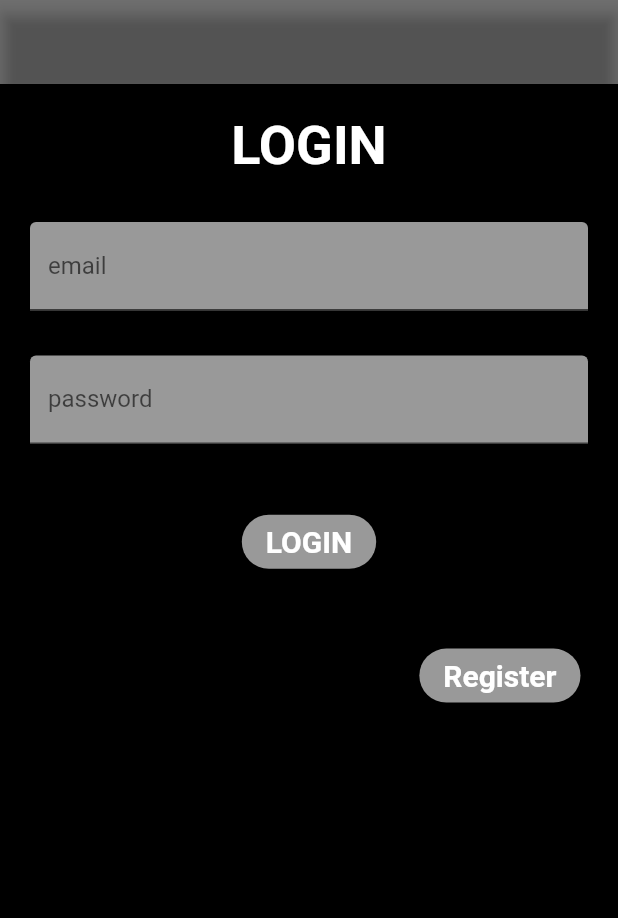
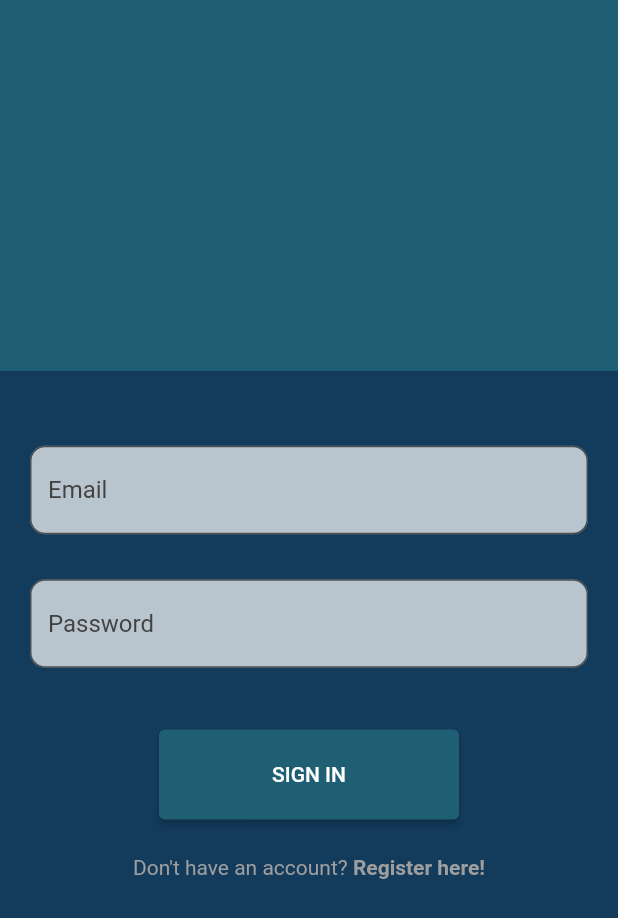
Before and after one commit to FedorViest/MTAA_frontend, a Flutter app: the screen it shows after launch, on a phone screen of 412 x 824 dp. Shown: the top 918 px of the screen. Run offline on Flutter 3.47's test engine with Material 2 defaults, Android fonts, the phone set to English and light mode, and no system bars.

Commit message:
pretified login screen (missing logo)

```diff
--- a/lib/Screens/login.dart
+++ b/lib/Screens/login.dart
@@ -1,5 +1,5 @@
 import 'package:flutter/material.dart';
-
+import 'package:flutter/services.dart';
 import 'package:frontend/Screens/register.dart';
 
 class LoginScreen extends StatelessWidget{
@@ -8,25 +8,17 @@ class LoginScreen extends StatelessWidget{
     Size size = MediaQuery.of(context).size;
 
     return Scaffold(
-      appBar: AppBar(
-        backgroundColor: Colors.black54,
-      ),
       body: Container(
-        color: Colors.black,
+        color: Color(0xFF133B5C),
         child: Column(
           children: <Widget>[
             Container(
+              height: size.height * 0.3,
+              color: Color(0xFF1E5F74)
+            ),
+            Container(
               alignment: Alignment.topCenter,
               margin: EdgeInsets.only(top: 20),
-              child: const Text(
-                "LOGIN",
-                style: TextStyle(
-                  fontWeight: FontWeight.bold,
-                  color: Colors.white,
-                  fontSize: 36,
-                ),
-                textAlign: TextAlign.center,
-              ),
             ),
 
             Container(
@@ -37,10 +29,13 @@ class LoginScreen extends StatelessWidget{
                   color: Colors.white,
                 ),
                 decoration: InputDecoration(
-                  labelText: "email",
+                    border: OutlineInputBorder(
+                      borderRadius: BorderRadius.circular(10.0),
+                    ),
                     filled: true,
-                  fillColor: Colors.white60,
-                ),
+                    hintStyle: TextStyle(color: Colors.grey[800]),
+                    hintText: "Email",
+                    fillColor: Colors.white70),
               ),
             ),
 
@@ -50,10 +45,13 @@ class LoginScreen extends StatelessWidget{
               margin: EdgeInsets.only(left: 20, right: 20, top: 30),
               child: TextField(
                 decoration: InputDecoration(
-                  labelText: "password",
+                    border: OutlineInputBorder(
+                      borderRadius: BorderRadius.circular(10.0),
+                    ),
                     filled: true,
-                  fillColor: Colors.white60,
-                ),
+                    hintStyle: TextStyle(color: Colors.grey[800]),
+                    hintText: "Password",
+                    fillColor: Colors.white70),
                 obscureText: true,
               ),
             ),
@@ -62,45 +60,36 @@ class LoginScreen extends StatelessWidget{
 
             Container(
               alignment: Alignment.center,
-              child: RaisedButton(
+              child: ElevatedButton(
                 onPressed: () {},
-                shape: RoundedRectangleBorder(borderRadius: BorderRadius.circular(50.0)),
-                color: Colors.white60,
-                textColor: Colors.white,
-                child: Text(
-                  "LOGIN",
-                  style: TextStyle(
-                    fontWeight: FontWeight.bold,
-                    fontSize: 20,
-                    color: Colors.white,
-                  ),
-                ),
+                child: const Text('SIGN IN'),
+                style: ElevatedButton.styleFrom(
+                    fixedSize: const Size(200, 60), primary: Color(0xFF1E5F74)),
               ),
               ),
 
-            SizedBox(height: size.height * 0.05),
+            SizedBox(height: size.height * 0.01),
 
             Container(
-              alignment: Alignment.centerRight,
-              margin: EdgeInsets.symmetric(horizontal: 25, vertical: 0),
-              child: RaisedButton(
+              alignment: Alignment.center,
+              child: TextButton(
                   onPressed: () {
                     Navigator.of(context).push(MaterialPageRoute(builder: (context) => RegisterScreen()));
                   },
-                shape: RoundedRectangleBorder(borderRadius: BorderRadius.circular(50.0)),
-                color: Colors.white60,
-                textColor: Colors.white,
-                child: Text(
-                  "Register",
-                  style: TextStyle(
-                    fontWeight: FontWeight.bold,
-                    fontSize: 20,
-                    color: Colors.white,
+                  child: RichText(
+                    text: TextSpan(
+                      style: const TextStyle(
+                        fontSize: 14,
+                        color: Colors.grey,
                       ),
+                      children: <TextSpan>[
+                        TextSpan(text: 'Don\'t have an account? '),
+                        TextSpan(text: 'Register here!', style: const TextStyle(fontWeight: FontWeight.bold)),
+                      ],
                     ),
+                  )
+              )
             ),
-            ),
-
           ],
         ),
       )
```
Lines whose indentation alone changed are shown as unchanged.
